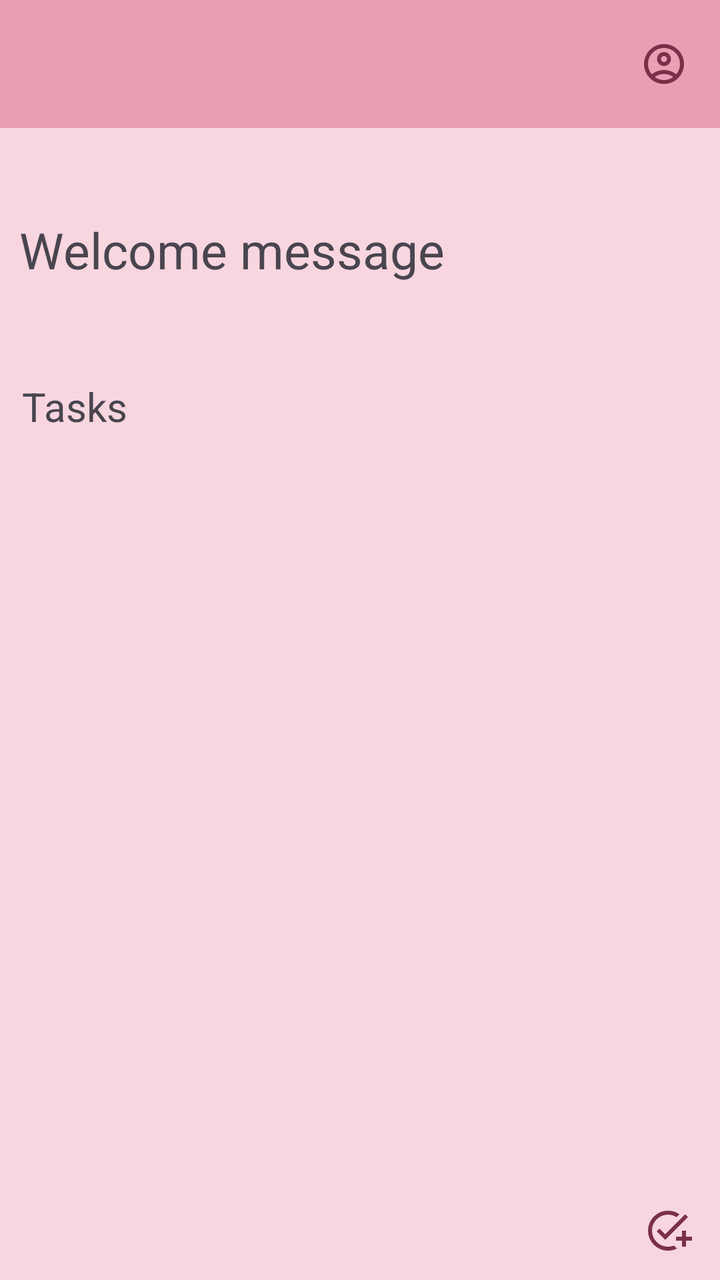
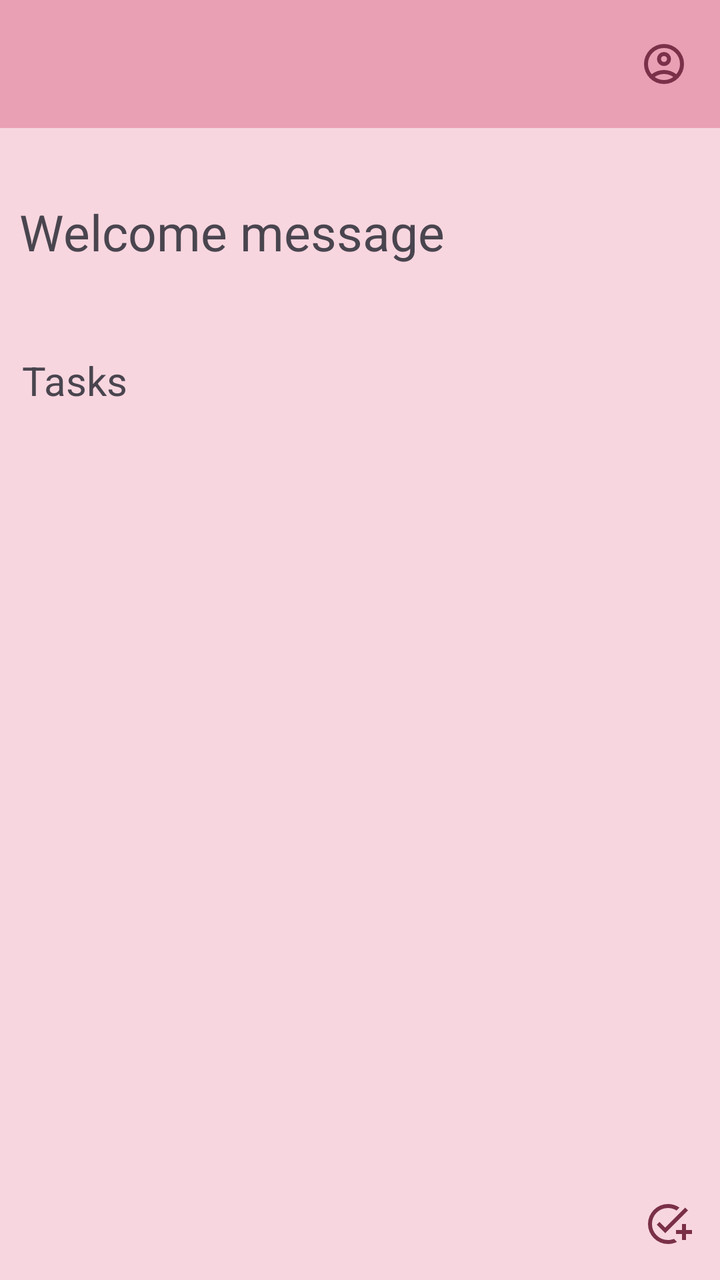

Two renders of the same Android screen: before a commit and after it. Below are the layout's source before the change and the commit's diff.
<!-- AndroidManifest.xml: application theme Theme.MyApp -->
<!-- res/layout/activity_home_page.xml -->
<?xml version="1.0" encoding="utf-8"?>
<androidx.constraintlayout.widget.ConstraintLayout xmlns:android="http://schemas.android.com/apk/res/android"
    xmlns:app="http://schemas.android.com/apk/res-auto"
    xmlns:tools="http://schemas.android.com/tools"
    android:id="@+id/main"
    android:layout_width="match_parent"
    android:layout_height="match_parent"
    android:background="#F8D6DF"
    tools:context=".HomePageActivity">

    <androidx.appcompat.widget.Toolbar
        android:id="@+id/homePageToolbar"
        android:layout_width="0dp"
        android:layout_height="wrap_content"
        android:background="#E9A0B5"
        android:minHeight="?attr/actionBarSize"
        android:theme="?attr/actionBarTheme"
        app:layout_constraintEnd_toEndOf="parent"
        app:layout_constraintStart_toStartOf="parent"
        app:layout_constraintTop_toTopOf="parent" />

    <ImageButton
        android:id="@+id/accountImageButton"
        android:layout_width="24dp"
        android:layout_height="24dp"
        android:layout_marginEnd="16dp"
        android:background="#00FFFFFF"
        app:layout_constraintBottom_toBottomOf="@+id/homePageToolbar"
        app:layout_constraintEnd_toEndOf="parent"
        app:layout_constraintTop_toTopOf="@+id/homePageToolbar"
        app:srcCompat="@drawable/account_circle" />

    <TextView
        android:id="@+id/welcomeTextView"
        android:layout_width="wrap_content"
        android:layout_height="wrap_content"
        android:layout_marginTop="44dp"
        android:text="Welcome message"
        android:textSize="25sp"
        app:layout_constraintEnd_toEndOf="parent"
        app:layout_constraintHorizontal_bias="0.066"
        app:layout_constraintStart_toStartOf="parent"
        app:layout_constraintTop_toBottomOf="@+id/homePageToolbar" />

    <TextView
        android:id="@+id/headerTextView"
        android:layout_width="wrap_content"
        android:layout_height="wrap_content"
        android:layout_marginTop="48dp"
        android:text="Tasks"
        android:textSize="20sp"
        app:layout_constraintEnd_toEndOf="parent"
        app:layout_constraintHorizontal_bias="0.036"
        app:layout_constraintStart_toStartOf="parent"
        app:layout_constraintTop_toBottomOf="@+id/welcomeTextView" />

    <ListView
        android:id="@+id/taskListView"
        android:layout_width="380dp"
        android:layout_height="370dp"
        app:layout_constraintBottom_toBottomOf="parent"
        app:layout_constraintEnd_toEndOf="parent"
        app:layout_constraintHorizontal_bias="0.419"
        app:layout_constraintStart_toStartOf="parent"
        app:layout_constraintTop_toBottomOf="@+id/headerTextView"
        app:layout_constraintVertical_bias="0.215" />

    <ImageButton
        android:id="@+id/addTaskImageButton"
        android:layout_width="wrap_content"
        android:layout_height="wrap_content"
        android:layout_marginBottom="10dp"
        android:background="#00FFFFFF"
        app:layout_constraintBottom_toBottomOf="parent"
        app:layout_constraintEnd_toEndOf="parent"
        app:layout_constraintHorizontal_bias="0.958"
        app:layout_constraintStart_toStartOf="parent"
        app:layout_constraintTop_toBottomOf="@+id/taskListView"
        app:layout_constraintVertical_bias="0.647"
        app:srcCompat="@drawable/add_task" />


</androidx.constraintlayout.widget.ConstraintLayout>
<!-- resources referenced by this layout -->
<resources>
  <!-- drawable account_circle (drawable) -->
  <vector xmlns:android="http://schemas.android.com/apk/res/android" android:height="24dp" android:tint="#7A3048" android:viewportHeight="960" android:viewportWidth="960" android:width="24dp">
        
      <path android:fillColor="@android:color/white" android:pathData="M234,684Q285,645 348,622.5Q411,600 480,600Q549,600 612,622.5Q675,645 726,684Q761,643 780.5,591Q800,539 800,480Q800,347 706.5,253.5Q613,160 480,160Q347,160 253.5,253.5Q160,347 160,480Q160,539 179.5,591Q199,643 234,684ZM380.5,479.5Q340,439 340,380Q340,321 380.5,280.5Q421,240 480,240Q539,240 579.5,280.5Q620,321 620,380Q620,439 579.5,479.5Q539,520 480,520Q421,520 380.5,479.5ZM480,880Q397,880 324,848.5Q251,817 197,763Q143,709 111.5,636Q80,563 80,480Q80,397 111.5,324Q143,251 197,197Q251,143 324,111.5Q397,80 480,80Q563,80 636,111.5Q709,143 763,197Q817,251 848.5,324Q880,397 880,480Q880,563 848.5,636Q817,709 763,763Q709,817 636,848.5Q563,880 480,880ZM580,784.5Q627,769 666,740Q627,711 580,695.5Q533,680 480,680Q427,680 380,695.5Q333,711 294,740Q333,769 380,784.5Q427,800 480,800Q533,800 580,784.5ZM523,423Q540,406 540,380Q540,354 523,337Q506,320 480,320Q454,320 437,337Q420,354 420,380Q420,406 437,423Q454,440 480,440Q506,440 523,423ZM480,380Q480,380 480,380Q480,380 480,380Q480,380 480,380Q480,380 480,380Q480,380 480,380Q480,380 480,380Q480,380 480,380Q480,380 480,380ZM480,740Q480,740 480,740Q480,740 480,740Q480,740 480,740Q480,740 480,740Q480,740 480,740Q480,740 480,740Q480,740 480,740Q480,740 480,740Z"/>
      
  </vector>
  <!-- drawable add_task (drawable) -->
  <vector xmlns:android="http://schemas.android.com/apk/res/android" android:height="24dp" android:tint="#7A3048" android:viewportHeight="960" android:viewportWidth="960" android:width="24dp">
        
      <path android:fillColor="@android:color/white" android:pathData="M480,880Q397,880 324,848.5Q251,817 197,763Q143,709 111.5,636Q80,563 80,480Q80,397 111.5,324Q143,251 197,197Q251,143 324,111.5Q397,80 480,80Q545,80 603,99Q661,118 710,152L652,211Q614,187 571,173.5Q528,160 480,160Q347,160 253.5,253.5Q160,347 160,480Q160,613 253.5,706.5Q347,800 480,800Q512,800 542,794Q572,788 600,777L660,838Q619,858 574,869Q529,880 480,880ZM760,800L760,680L640,680L640,600L760,600L760,480L840,480L840,600L960,600L960,680L840,680L840,800L760,800ZM424,664L254,494L310,438L424,552L824,151L880,207L424,664Z"/>
      
  </vector>
  <style name="Theme.MyApp" parent="Base.Theme.MyApp" />
  <style name="Base.Theme.MyApp" parent="Theme.Material3.DayNight.NoActionBar">
          
          
      </style>
</resources>

<!-- the commit's change to res/layout/activity_home_page.xml (unified diff, before → after) -->
@@ -34,11 +34,11 @@
         android:id="@+id/welcomeTextView"
         android:layout_width="wrap_content"
         android:layout_height="wrap_content"
-        android:layout_marginTop="44dp"
+        android:layout_marginTop="35dp"
         android:text="Welcome message"
         android:textSize="25sp"
         app:layout_constraintEnd_toEndOf="parent"
-        app:layout_constraintHorizontal_bias="0.066"
+        app:layout_constraintHorizontal_bias="0.065"
         app:layout_constraintStart_toStartOf="parent"
         app:layout_constraintTop_toBottomOf="@+id/homePageToolbar" />
 
@@ -46,7 +46,7 @@
         android:id="@+id/headerTextView"
         android:layout_width="wrap_content"
         android:layout_height="wrap_content"
-        android:layout_marginTop="48dp"
+        android:layout_marginTop="44dp"
         android:text="Tasks"
         android:textSize="20sp"
         app:layout_constraintEnd_toEndOf="parent"
@@ -56,14 +56,17 @@
 
     <ListView
         android:id="@+id/taskListView"
-        android:layout_width="380dp"
-        android:layout_height="370dp"
-        app:layout_constraintBottom_toBottomOf="parent"
+        android:layout_width="0dp"
+        android:layout_height="350dp"
+        android:layout_marginStart="13dp"
+        android:layout_marginTop="35dp"
+        android:layout_marginEnd="13dp"
+        android:divider="#E8B4C2"
+        android:dividerHeight="3dp"
         app:layout_constraintEnd_toEndOf="parent"
-        app:layout_constraintHorizontal_bias="0.419"
+        app:layout_constraintHorizontal_bias="1.0"
         app:layout_constraintStart_toStartOf="parent"
-        app:layout_constraintTop_toBottomOf="@+id/headerTextView"
-        app:layout_constraintVertical_bias="0.215" />
+        app:layout_constraintTop_toBottomOf="@+id/headerTextView" />
 
     <ImageButton
         android:id="@+id/addTaskImageButton"
